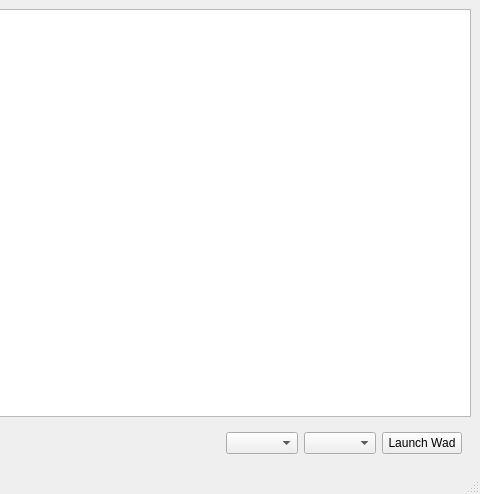
The window that src/main/resources/base/template/wadlauncher.ui (karlpet/WadLauncher) describes before a commit, drawn with Qt 5; both pictures show x 250 to 730 and y 0 to 494 of the 730 by 494 pixel window.
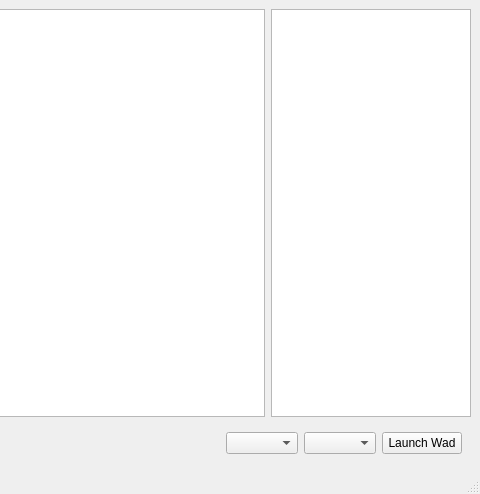
The same window after the commit.

What changed in the file:
```diff
--- a/src/main/resources/base/template/wadlauncher.ui
+++ b/src/main/resources/base/template/wadlauncher.ui
@@ -16,7 +16,37 @@
   <widget class="QWidget" name="centralwidget">
    <layout class="QVBoxLayout" name="verticalLayout_2">
     <item>
-     <widget class="QListView" name="WadList"/>
+     <layout class="QHBoxLayout" name="horizontalLayout_2">
+      <item>
+       <widget class="QListView" name="WadList"/>
+      </item>
+      <item>
+       <layout class="QVBoxLayout" name="verticalLayout">
+        <property name="sizeConstraint">
+         <enum>QLayout::SetDefaultConstraint</enum>
+        </property>
+        <property name="leftMargin">
+         <number>0</number>
+        </property>
+        <item>
+         <widget class="QListView" name="WadDirList">
+          <property name="sizePolicy">
+           <sizepolicy hsizetype="Fixed" vsizetype="Expanding">
+            <horstretch>0</horstretch>
+            <verstretch>0</verstretch>
+           </sizepolicy>
+          </property>
+          <property name="maximumSize">
+           <size>
+            <width>200</width>
+            <height>16777215</height>
+           </size>
+          </property>
+         </widget>
+        </item>
+       </layout>
+      </item>
+     </layout>
     </item>
     <item>
      <widget class="QWidget" name="LaunchBar" native="true">
```
